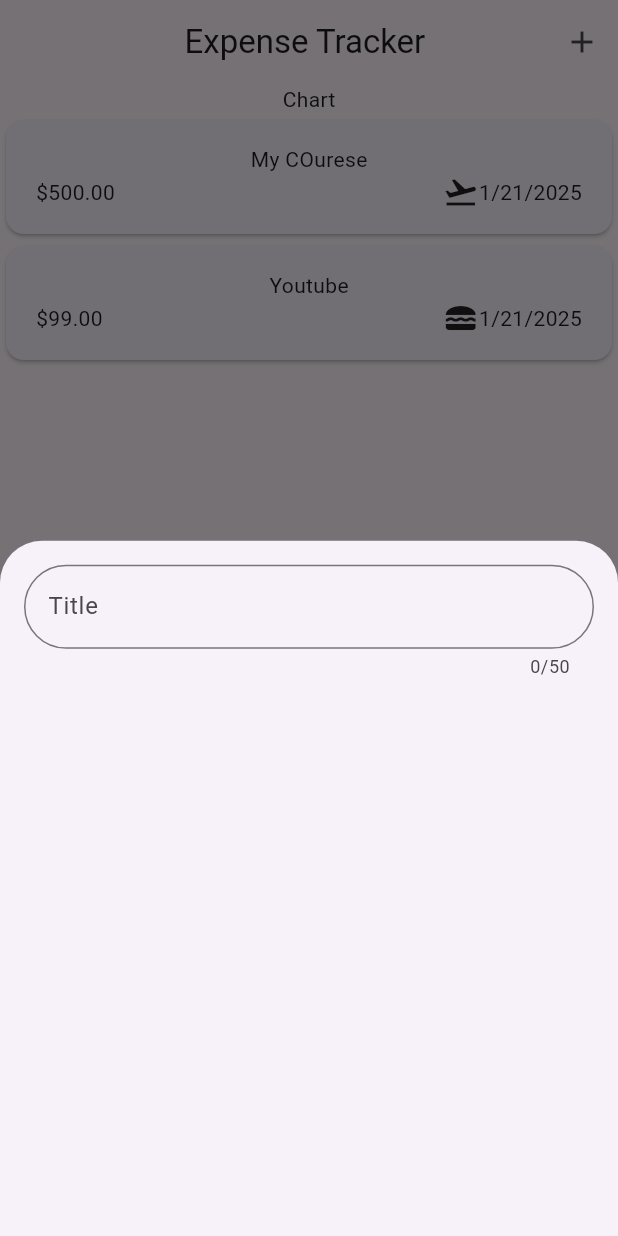
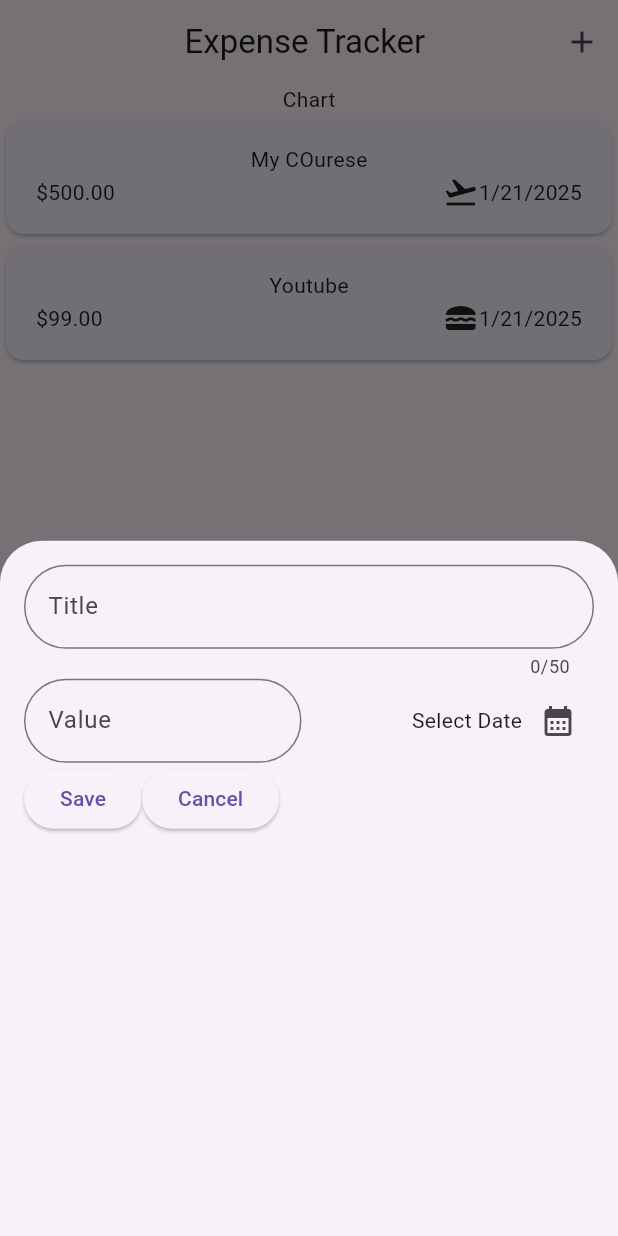
Before and after one commit to shinobi04/expense-tracker-app, a Flutter app: the screen it shows after launch, after a tap on the "add" icon, on a phone screen of 412 x 824 dp. Run offline on Flutter 3.47's test engine with Material 3 defaults, Android fonts, the phone set to English and light mode, and no system bars.

Commit message:
complete showDateSheetBox

```diff
--- a/lib/widgets/new_expense.dart
+++ b/lib/widgets/new_expense.dart
@@ -8,6 +8,22 @@ class NewExpense extends StatefulWidget {
 }
 
 class _NewExpenseState extends State<NewExpense> {
+  final _titleController = TextEditingController();
+  final _moneyController = TextEditingController();
+
+  void _presentDatePicker() {
+    final now = DateTime.now();
+    final firstDate = DateTime(now.year - 1, now.month, now.day);
+    showDatePicker(context: context, firstDate: firstDate, lastDate: now);
+  }
+
+  @override
+  void dispose() {
+    _titleController.dispose();
+    _moneyController.dispose();
+    super.dispose();
+  }
+
   @override
   Widget build(BuildContext context) {
     return Padding(
@@ -15,11 +31,63 @@ class _NewExpenseState extends State<NewExpense> {
       child: Column(
         children: [
           TextField(
+            controller: _titleController,
             maxLength: 50,
             decoration: InputDecoration(
-                label: Text("Title"),
-                border: OutlineInputBorder(
-                    borderRadius: BorderRadius.circular(50))),
+              label: Text("Title"),
+              border:
+                  OutlineInputBorder(borderRadius: BorderRadius.circular(50)),
+            ),
+          ),
+          Row(
+            children: [
+              Expanded(
+                child: TextField(
+                  controller: _moneyController,
+                  keyboardType: TextInputType.numberWithOptions(decimal: true),
+                  decoration: InputDecoration(
+                    prefixText: "₹ ",
+                    label: Text("Value"),
+                    border: OutlineInputBorder(
+                      borderRadius: BorderRadius.circular(50),
+                    ),
+                  ),
+                ),
+              ),
+              SizedBox(
+                width: 10,
+              ),
+              Expanded(
+                child: Row(
+                  mainAxisAlignment: MainAxisAlignment.end,
+                  crossAxisAlignment: CrossAxisAlignment.center,
+                  children: [
+                    Text(
+                      "Select Date",
+                    ),
+                    IconButton(
+                        onPressed: _presentDatePicker,
+                        icon: Icon(Icons.calendar_month))
+                  ],
+                ),
+              )
+            ],
+          ),
+          Row(
+            children: [
+              ElevatedButton(
+                onPressed: () {
+                  print(_titleController.text);
+                },
+                child: Text("Save"),
+              ),
+              ElevatedButton(
+                onPressed: () {
+                  Navigator.pop(context);
+                },
+                child: Text("Cancel"),
+              )
+            ],
           )
         ],
       ),
```
